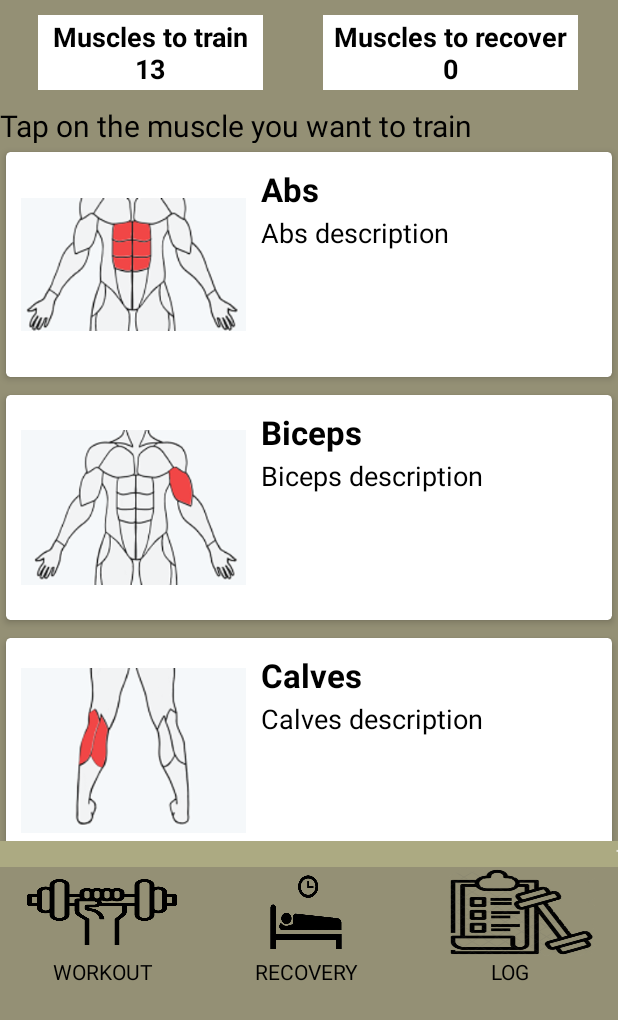
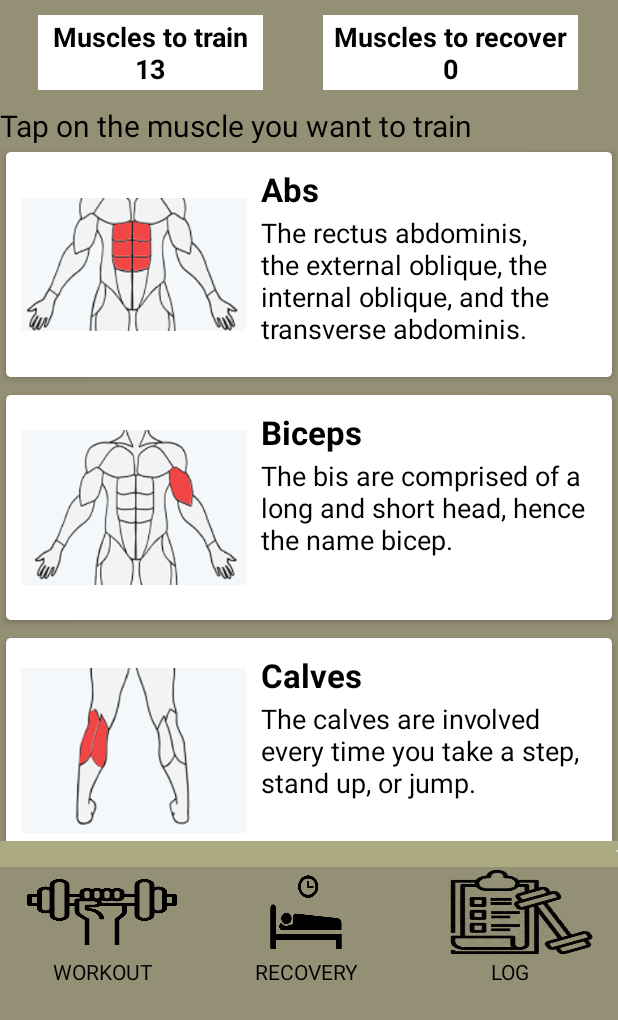
Before and after one commit to jasmeen143/BetterFit, an Android app: the MuscleTraining screen opened directly, with no data from a screen before it, after a tap on an icon or button, on a phone screen of 412 x 824 dp. Shown: the top 1020 px of the screen. Run offline under Robolectric (Android 15) with nearby library versions, the phone set to English and light mode, and no system bars.

Commit message:
little changes

```diff
--- a/app/src/main/java/singh/betterfit/DatabaseManager.java
+++ b/app/src/main/java/singh/betterfit/DatabaseManager.java
@@ -16,7 +16,7 @@ public class DatabaseManager extends SQLiteOpenHelper {
     private static final int DATABASE_VERSION = 1;
     //NOM DE LA BASE DE DADES
     private static final String DATABASE_NAME = "BetterFit";
-    // TAULA CON MUSCULOS
+    // TABLA CON MUSCULOS
     private static final String TABLE_MUSCULOS = "muscles";
     //CAMPS DE LA BASE DE TAULA
     private static final String KEY_MUSCLE_NAME = "nombre";
@@ -24,10 +24,22 @@ public class DatabaseManager extends SQLiteOpenHelper {
     private static final String KEY_MUSCLE_IMAGE = "image";
     private static final String KEY_MUSCLE_ENTRENADO = "trained";
 
-    // TAULA CON LOG
+    // TABLA CON LOG
     private static final String TABLE_LOG = "log";
     //CAMPS DE LA BASE DE TAULA
     private static final String KEY_MUSCLE_DATETIME = "traineddate";
+
+    //TABLA CON LINKS DE EXERCICIOS
+    private static final String TABLE_EXERCISES = "exercises";
+    //CAMPS DE LA BASE DE TAULA
+    private static final String KEY_MUSCLE_EXERCISE_NAME = "exname";
+    private static final String KEY_MUSCLE_EXERCISE_LINK = "exlink";
+
+    //TABLA CON LINKS DE STRETCHES
+    private static final String TABLE_STRETCHES = "stretches";
+    //CAMPS DE LA BASE DE TAULA
+    private static final String KEY_MUSCLE_STRETCH_NAME = "strname";
+    private static final String KEY_MUSCLE_STRETCH_LINK = "strlink";
 
 
     public DatabaseManager(Context context) {
@@ -38,8 +50,12 @@ public class DatabaseManager extends SQLiteOpenHelper {
     public void onCreate(SQLiteDatabase db) {
         String createTableMuscles = "CREATE TABLE IF NOT EXISTS " + TABLE_MUSCULOS + "(" + KEY_MUSCLE_NAME + " TEXT PRIMARY KEY, " + KEY_MUSCLE_DESCRIPTION + " TEXT NOT NULL, " + KEY_MUSCLE_IMAGE + " INTEGER NOT NULL, " + KEY_MUSCLE_ENTRENADO + " BOOLEAN NOT NULL " + ")";
         String createTableLog = "CREATE TABLE IF NOT EXISTS " + TABLE_LOG + "(" + KEY_MUSCLE_NAME + " TEXT NOT NULL, " + KEY_MUSCLE_DATETIME + " DATETIME, FOREIGN KEY (" + KEY_MUSCLE_NAME + ") REFERENCES " + TABLE_MUSCULOS + "(" + KEY_MUSCLE_NAME + ") ON DELETE CASCADE" + ")";
+        String createTableExercises = "";
+        String createTableStretches = "";
         db.execSQL(createTableMuscles);
         db.execSQL(createTableLog);
+        db.execSQL(createTableExercises);
+        db.execSQL(createTableStretches);
         db.execSQL("PRAGMA foreign_keys = ON;");
         System.out.println("Base de datos creado");
     }
@@ -48,7 +64,9 @@ public class DatabaseManager extends SQLiteOpenHelper {
     public void onUpgrade(SQLiteDatabase db, int oldVersion, int newVersion) {
         //DROP SI EXISTEIX
         db.execSQL("DROP TABLE  IF EXISTS " + TABLE_MUSCULOS);
-
+        db.execSQL("DROP TABLE  IF EXISTS " + TABLE_LOG);
+        db.execSQL("DROP TABLE  IF EXISTS " + TABLE_EXERCISES);
+        db.execSQL("DROP TABLE  IF EXISTS " + TABLE_STRETCHES);
         // CREAR LA TABLA DE NOU
         onCreate(db);
     }
--- a/app/src/main/java/singh/betterfit/MainActivity.java
+++ b/app/src/main/java/singh/betterfit/MainActivity.java
@@ -123,8 +123,6 @@ public class MainActivity extends AppCompatActivity implements View.OnClickListe
                 finishAffinity();
                 startActivity(intent);
                 break;
-            default:
-                System.out.println("nothing Clicked");
         }
     }
 
--- a/app/src/main/java/singh/betterfit/Muscle.java
+++ b/app/src/main/java/singh/betterfit/Muscle.java
@@ -72,19 +72,19 @@ public class Muscle {
 
     public List<String> addDescriptions() {
         List<String> descriptions = new ArrayList<String>();
-        descriptions.add("Abs description");
-        descriptions.add("Biceps description");
-        descriptions.add("Calves description");
-        descriptions.add("Chest description");
-        descriptions.add("Forearms description");
-        descriptions.add("Glutes description");
-        descriptions.add("Hamstrings description");
-        descriptions.add("Lats description");
-        descriptions.add("MidBack description");
-        descriptions.add("Quadriceps description");
-        descriptions.add("Shoulders description");
-        descriptions.add("Traps description");
-        descriptions.add("Triceps description");
+        descriptions.add("The rectus abdominis, the external oblique, the internal oblique, and the transverse abdominis.");
+        descriptions.add("The bis are comprised of a long and short head, hence the name bicep.");
+        descriptions.add("The calves are involved every time you take a step, stand up, or jump.");
+        descriptions.add("Pectoral muscles are most predominantly associated with movement of the shoulders and arms.");
+        descriptions.add("The brachioradialis, the wrist flexors, and the pronator teres.");
+        descriptions.add("The glutes originate from the pelvis and insert into the femur.");
+        descriptions.add("The hamstrings are the big muscles on the back of your thighs.");
+        descriptions.add("Muscle that has origin points at the mid and lower spine, the iliac crest (pelvis), and the ribs.");
+        descriptions.add("The medial, or middle, trapezius originates from the vertebral column and inserts into the scapula.");
+        descriptions.add("Consist of four heads: the rectus femoris, vastus lateralis, vastus medialis, and vastus intermedius.");
+        descriptions.add("The deltoid has three different heads: anterior (front), lateral (middle), and posterior (rear)");
+        descriptions.add("The traps are divided into three portions: the superior, medial, and inferior fibers");
+        descriptions.add("The triceps are a muscle with three heads are the long head, lateral head, and medial head.");
         return descriptions;
     }
 
--- a/app/src/main/java/singh/betterfit/MuscleTraining.java
+++ b/app/src/main/java/singh/betterfit/MuscleTraining.java
@@ -5,20 +5,34 @@ import androidx.appcompat.app.AppCompatActivity;
 import android.content.Intent;
 import android.os.Bundle;
 import android.view.View;
+import android.widget.ArrayAdapter;
 import android.widget.Button;
+import android.widget.Spinner;
 import android.widget.TextView;
 import android.widget.Toast;
+
+import java.util.ArrayList;
+import java.util.List;
 
 public class MuscleTraining extends AppCompatActivity implements View.OnClickListener{
     TextView muscleTrainingTextView;
     String textViewText;
     Intent intent;
-    Button muscleTraining_workout, muscleTraining_log, muscleTraining_recovery;
+    Button muscleTraining_workout, muscleTraining_log, muscleTraining_recovery, btnSubmit;
+    Spinner spinner;
+
+    List<Muscle> allMuscles;
+    DatabaseManager db;
+    Muscle muscle;
 
     @Override
     protected void onCreate(Bundle savedInstanceState) {
         super.onCreate(savedInstanceState);
         setContentView(R.layout.activity_muscle_training);
+
+        db = new DatabaseManager(this);
+        spinner = findViewById(R.id.spinner);
+        btnSubmit = findViewById(R.id.btnSubmit);
 
         muscleTrainingTextView = findViewById(R.id.muscleTrainingTextView);
         intent = getIntent();
@@ -32,6 +46,32 @@ public class MuscleTraining extends AppCompatActivity implements View.OnClickLis
         muscleTraining_workout.setOnClickListener(this);
         muscleTraining_log.setOnClickListener(this);
         muscleTraining_recovery.setOnClickListener(this);
+        btnSubmit.setOnClickListener(this);
+
+        allMuscles = db.getAllMuscles();
+        for (Muscle m : allMuscles){
+            if (m.getNombre().equalsIgnoreCase(textViewText)){
+                muscle = m;
+                break;
+            }
+        }
+
+        addItemsOnSpinner();
+
+    }
+
+    public void addItemsOnSpinner() {
+
+        List<String> list = new ArrayList<String>();
+        list.add("a");
+        list.add("b");
+        list.add("c");
+        list.add("d");
+
+        ArrayAdapter<String> dataAdapter = new ArrayAdapter<String>(this,
+                android.R.layout.simple_spinner_item, list);
+        dataAdapter.setDropDownViewResource(android.R.layout.simple_spinner_dropdown_item);
+        spinner.setAdapter(dataAdapter);
     }
 
     @Override
@@ -58,8 +98,9 @@ public class MuscleTraining extends AppCompatActivity implements View.OnClickLis
                 finishAffinity();
                 startActivity(intent);
                 break;
-            default:
-                System.out.println("nothing Clicked");
+            case R.id.btnSubmit:
+
+                break;
         }
     }
 }
```
Also changed, not shown: app/src/main/res/layout/activity_muscle_training.xml (+30 -3 lines).
